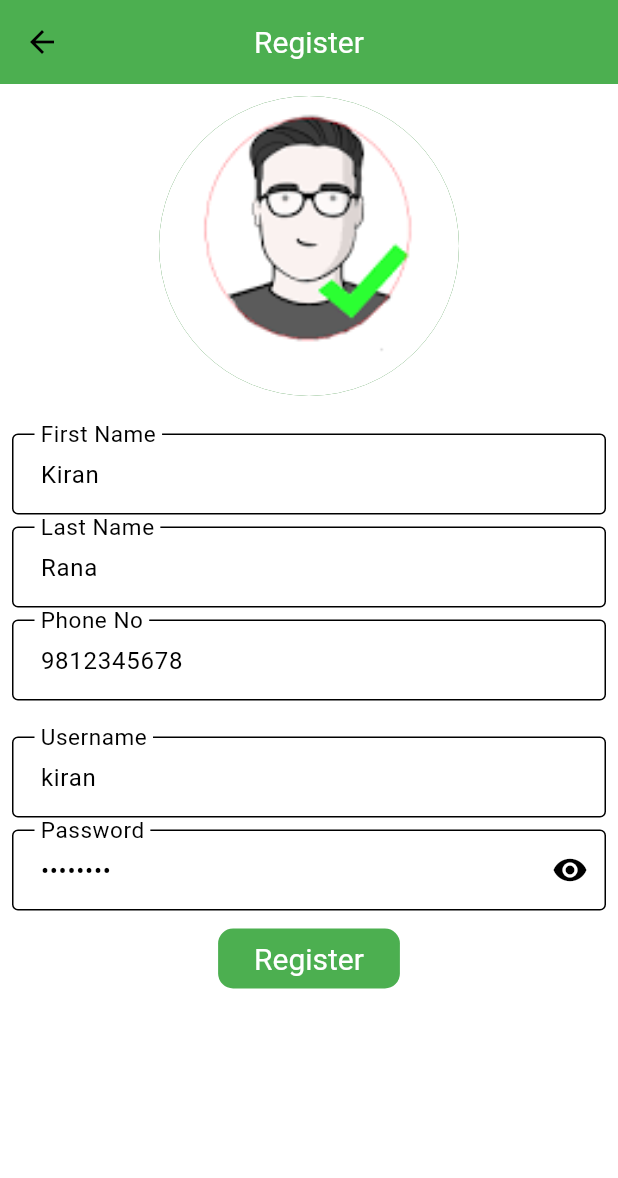
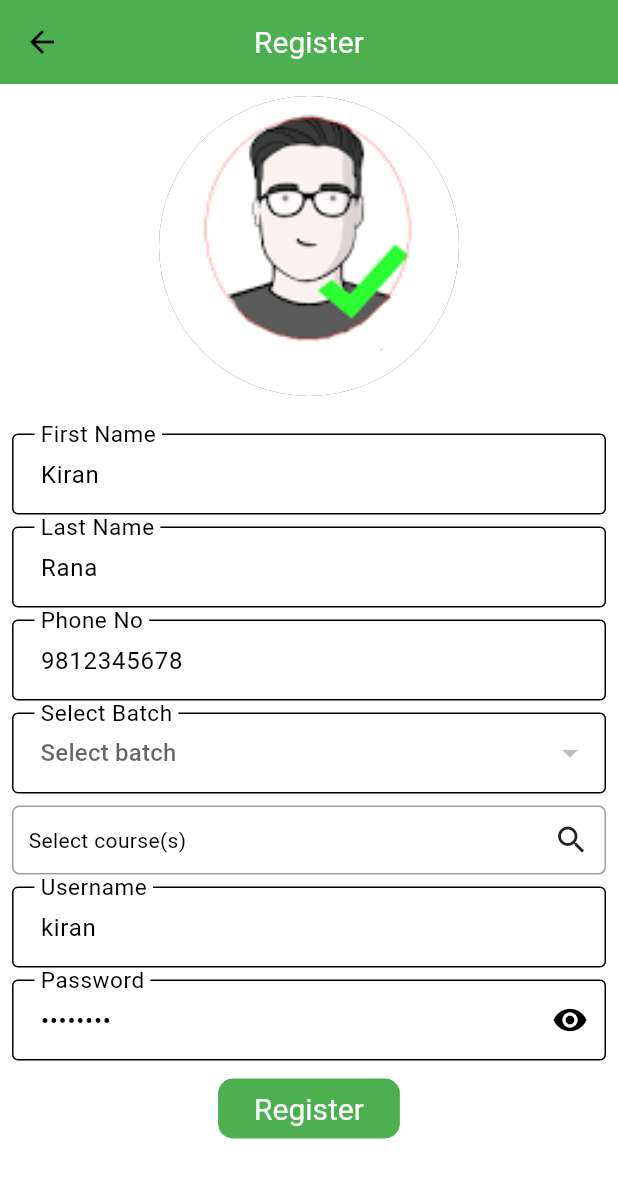
Before and after one commit to kiranrana8973/student_management_hive_api, a Flutter app: the RegisterView screen opened by its route, on a phone screen of 412 x 824 dp. Shown: the top 1178 px of the screen. Run offline on Flutter 3.47's test engine with Material 3 defaults, Android fonts, the phone set to English and light mode, and no system bars; drawn by our look-alikes of multi_select_flutter; our stand-ins replace dartz, equatable, flutter_riverpod, hive_flutter, shared_preferences; accounts and stored records are empty; Roboto replaces fonts that are missing (Montserrat).

Commit message:
Added dropdown and multi select

```diff
--- a/lib/features/auth/presentation/view/register_view.dart
+++ b/lib/features/auth/presentation/view/register_view.dart
@@ -1,8 +1,19 @@
 import 'package:flutter/material.dart';
 import 'package:flutter_riverpod/flutter_riverpod.dart';
+import 'package:multi_select_flutter/multi_select_flutter.dart';
+import 'package:student_management_hive_api/features/batch/domain/entity/batch_entity.dart';
+import 'package:student_management_hive_api/features/batch/presentation/view_model/batch_view_model.dart';
+import 'package:student_management_hive_api/features/course/domain/entity/course_entity.dart';
+import 'package:student_management_hive_api/features/course/presentation/view_model/course_view_model.dart';
 
-class RegisterView extends ConsumerWidget {
-  RegisterView({super.key});
+class RegisterView extends ConsumerStatefulWidget {
+  const RegisterView({super.key});
+
+  @override
+  ConsumerState<ConsumerStatefulWidget> createState() => _RegisterViewState();
+}
+
+class _RegisterViewState extends ConsumerState<RegisterView> {
   final _gap = const SizedBox(height: 8);
 
   final _key = GlobalKey<FormState>();
@@ -12,16 +23,15 @@ class RegisterView extends ConsumerWidget {
   final _usernameController = TextEditingController(text: 'kiran');
   final _passwordController = TextEditingController(text: 'kiran123');
 
-  // final _fnameController = TextEditingController();
-  // final _lnameController = TextEditingController();
-  // final _phoneController = TextEditingController();
-  // final _usernameController = TextEditingController();
-  // final _passwordController = TextEditingController();
+  bool isObscure = true;
 
-  final bool isObscure = true;
+  BatchEntity? selectedEntity;
+  final List<CourseEntity> _lstCourseSelected = [];
 
   @override
-  Widget build(BuildContext context, WidgetRef ref) {
+  Widget build(BuildContext context) {
+    final batchState = ref.watch(batchViewModelProvider);
+    final courseState = ref.watch(courseViewModelProvider);
     return Scaffold(
       appBar: AppBar(
         title: const Text('Register'),
@@ -120,9 +130,60 @@ class RegisterView extends ConsumerWidget {
                     }),
                   ),
                   _gap,
-                  // DropDown
+                  batchState.isLoading
+                      ? const Center(child: CircularProgressIndicator())
+                      : DropdownButtonFormField(
+                          hint: const Text('Select batch'),
+                          items: batchState.batches
+                              .map(
+                                (e) => DropdownMenuItem<BatchEntity>(
+                                  value: e,
+                                  child: Text(e.batchName),
+                                ),
+                              )
+                              .toList(),
+                          onChanged: (value) {
+                            selectedEntity = value as BatchEntity;
+                          },
+                          decoration: const InputDecoration(
+                            labelText: 'Select Batch',
+                          ),
+                        ),
                   _gap,
-                  // Multi Checkbox
+                  courseState.isLoading
+                      ? const Center(
+                          child: CircularProgressIndicator(),
+                        )
+                      : MultiSelectDialogField(
+                          title: const Text('Select course'),
+                          items: courseState.courses
+                              .map(
+                                (course) => MultiSelectItem(
+                                  course,
+                                  course.courseName,
+                                ),
+                              )
+                              .toList(),
+                          listType: MultiSelectListType.CHIP,
+                          buttonText: const Text('Select course(s)'),
+                          buttonIcon: const Icon(Icons.search),
+                          onConfirm: (values) {
+                            _lstCourseSelected.clear();
+                            _lstCourseSelected.addAll(values);
+                          },
+                          decoration: BoxDecoration(
+                            border: Border.all(
+                              color: Colors.grey,
+                            ),
+                            borderRadius: BorderRadius.circular(5),
+                          ),
+                          validator: ((value) {
+                            if (value == null || value.isEmpty) {
+                              return 'Please select courses';
+                            }
+                            return null;
+                          }),
+                        ),
                   _gap,
                   TextFormField(
                     controller: _usernameController,
@@ -146,7 +207,11 @@ class RegisterView extends ConsumerWidget {
                         icon: Icon(
                           isObscure ? Icons.visibility : Icons.visibility_off,
                         ),
-                        onPressed: () {},
+                        onPressed: () {
+                          setState(() {
+                            isObscure = !isObscure;
+                          });
+                        },
                       ),
                     ),
                     validator: ((value) {
@@ -157,7 +222,6 @@ class RegisterView extends ConsumerWidget {
                     }),
                   ),
                   _gap,
-
                   ElevatedButton(
                     onPressed: () {
                       if (_key.currentState!.validate()) {}
--- a/lib/features/batch/data/model/batch_hive_model.dart
+++ b/lib/features/batch/data/model/batch_hive_model.dart
@@ -29,7 +29,7 @@ class BatchHiveModel {
   // Convert Hive Object to Entity
   static BatchEntity toEntity(BatchHiveModel hiveModel) => BatchEntity(
         batchId: hiveModel.batchId,
-        batchName: '${hiveModel.batchName}b',
+        batchName: hiveModel.batchName,
       );
 
   @override
--- a/pubspec.yaml
+++ b/pubspec.yaml
@@ -41,6 +41,7 @@ dependencies:
   dartz: ^0.10.1
   flutter_riverpod: ^2.4.9
   path_provider: ^2.1.1
+  multi_select_flutter: ^4.1.3
 
 dev_dependencies:
   flutter_test:
```
Also changed, not shown: pubspec.lock.
